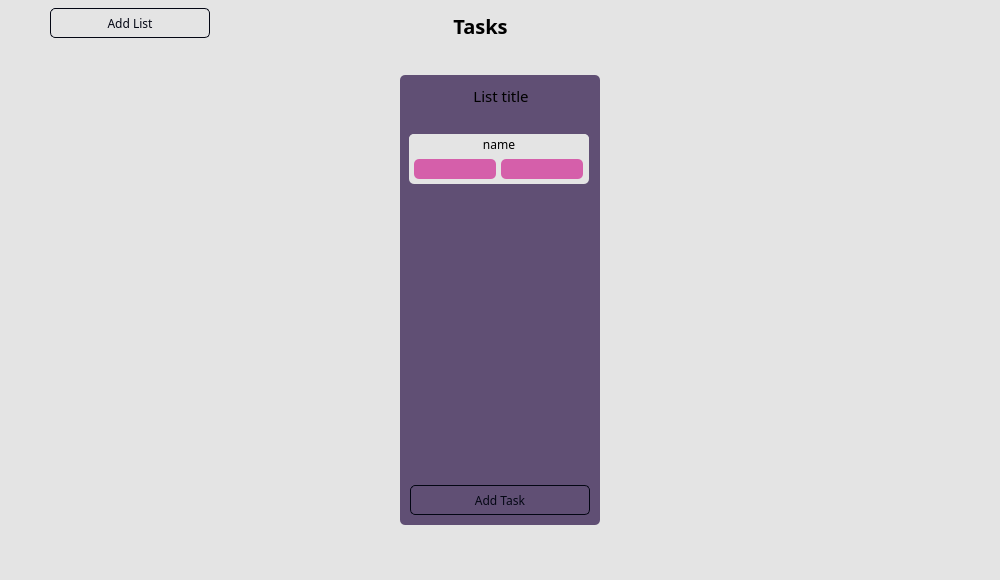
First picture: the form in src/board.ui, repository Matin-Ardestani/ToDo-List, before the edit.
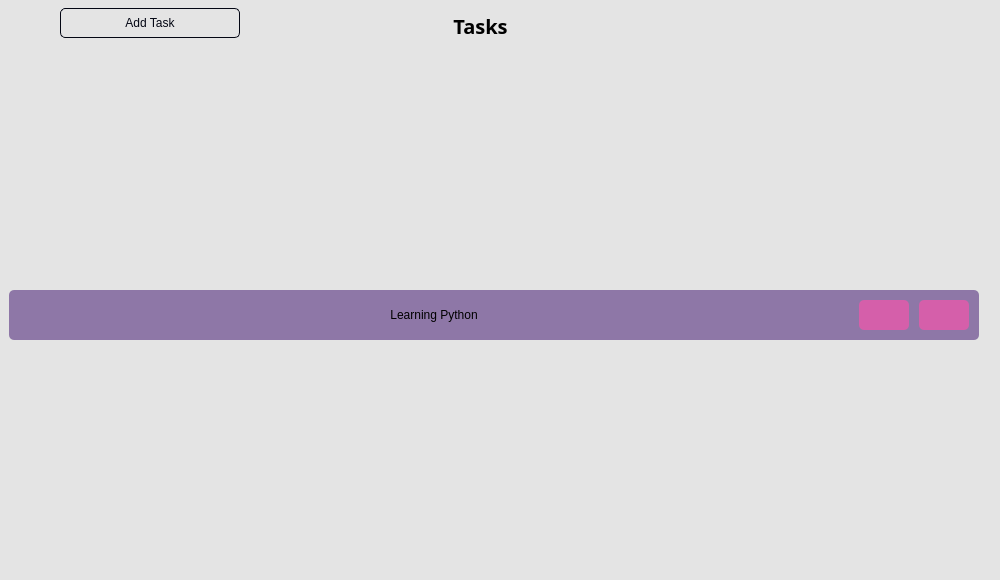
Second picture: the form after the edit. Icons and pictures are not drawn.

What changed in the file:
```diff
--- a/src/board.ui
+++ b/src/board.ui
@@ -149,42 +149,13 @@
      <set>Qt::AlignCenter</set>
     </property>
    </widget>
-   <widget class="QPushButton" name="btn_addlist">
-    <property name="geometry">
-     <rect>
-      <x>50</x>
-      <y>8</y>
-      <width>160</width>
-      <height>30</height>
-     </rect>
-    </property>
-    <property name="font">
-     <font>
-      <family>Sans Serif</family>
-      <pointsize>9</pointsize>
-     </font>
-    </property>
-    <property name="cursor">
-     <cursorShape>PointingHandCursor</cursorShape>
-    </property>
-    <property name="styleSheet">
-     <string notr="true">border: 1px solid #030613; color: #030613;</string>
-    </property>
-    <property name="text">
-     <string>Add List</string>
-    </property>
-    <property name="icon">
-     <iconset>
-      <normaloff>../img/plus.png</normaloff>../img/plus.png</iconset>
-    </property>
-   </widget>
-   <widget class="QFrame" name="llists_frame">
+   <widget class="QFrame" name="frame">
     <property name="geometry">
      <rect>
       <x>0</x>
       <y>50</y>
       <width>1000</width>
-      <height>500</height>
+      <height>530</height>
      </rect>
     </property>
     <property name="frameShape">
@@ -199,11 +170,11 @@
        <x>0</x>
        <y>0</y>
        <width>1000</width>
-       <height>500</height>
+       <height>530</height>
       </rect>
      </property>
-     <property name="horizontalScrollBarPolicy">
-      <enum>Qt::ScrollBarAsNeeded</enum>
+     <property name="styleSheet">
+      <string notr="true"/>
      </property>
      <property name="widgetResizable">
       <bool>true</bool>
@@ -214,80 +185,7 @@
         <x>0</x>
         <y>0</y>
         <width>1000</width>
-        <height>500</height>
-       </rect>
-      </property>
-      <layout class="QHBoxLayout" name="horizontalLayout">
-       <item>
-        <widget class="QFrame" name="list">
-         <property name="sizePolicy">
-          <sizepolicy hsizetype="Fixed" vsizetype="Fixed">
-           <horstretch>0</horstretch>
-           <verstretch>0</verstretch>
-          </sizepolicy>
-         </property>
-         <property name="minimumSize">
-          <size>
-           <width>200</width>
-           <height>450</height>
-          </size>
-         </property>
-         <property name="styleSheet">
-          <string notr="true">background-color: rgba(63, 41, 87, 0.8); border-radius: 5px;</string>
-         </property>
-         <property name="frameShape">
-          <enum>QFrame::StyledPanel</enum>
-         </property>
-         <property name="frameShadow">
-          <enum>QFrame::Raised</enum>
-         </property>
-         <widget class="QLabel" name="list_title">
-          <property name="geometry">
-           <rect>
-            <x>0</x>
-            <y>10</y>
-            <width>202</width>
-            <height>21</height>
-           </rect>
-          </property>
-          <property name="font">
-           <font>
-            <family>Sans Serif</family>
-            <pointsize>11</pointsize>
-           </font>
-          </property>
-          <property name="styleSheet">
-           <string notr="true">background: none;</string>
-          </property>
-          <property name="text">
-           <string>List title</string>
-          </property>
-          <property name="alignment">
-           <set>Qt::AlignCenter</set>
-          </property>
-         </widget>
-         <widget class="QScrollArea" name="scrollArea_2">
-          <property name="geometry">
-           <rect>
-            <x>0</x>
-            <y>50</y>
-            <width>200</width>
-            <height>68</height>
-           </rect>
-          </property>
-          <property name="styleSheet">
-           <string notr="true">background-color: rgba(63, 41, 87, 0);</string>
-          </property>
-          <property name="widgetResizable">
-           <bool>true</bool>
-          </property>
-          <widget class="QWidget" name="scrollAreaWidgetContents_2">
-           <property name="geometry">
-            <rect>
-             <x>0</x>
-             <y>0</y>
-             <width>200</width>
-             <height>68</height>
+        <height>530</height>
             </rect>
            </property>
            <layout class="QVBoxLayout" name="verticalLayout">
@@ -301,12 +199,12 @@
               </property>
               <property name="minimumSize">
                <size>
-                <width>180</width>
+           <width>970</width>
                 <height>50</height>
                </size>
               </property>
               <property name="styleSheet">
-               <string notr="true">background-color: #E4E4E4;</string>
+          <string notr="true">background-color:  rgba(120, 91, 151, 0.8);</string>
               </property>
               <property name="frameShape">
                <enum>QFrame::StyledPanel</enum>
@@ -317,20 +215,23 @@
               <widget class="QLabel" name="task_name">
                <property name="geometry">
                 <rect>
-                 <x>0</x>
+            <x>10</x>
                  <y>0</y>
-                 <width>180</width>
-                 <height>20</height>
+            <width>830</width>
+            <height>50</height>
                 </rect>
                </property>
                <property name="font">
                 <font>
-                 <family>Sans Serif</family>
+            <family>Arial</family>
                  <pointsize>9</pointsize>
                 </font>
                </property>
+          <property name="styleSheet">
+           <string notr="true">background: none;</string>
+          </property>
                <property name="text">
-                <string>name</string>
+           <string>Learning Python</string>
                </property>
                <property name="alignment">
                 <set>Qt::AlignCenter</set>
@@ -339,23 +240,17 @@
               <widget class="QPushButton" name="delete_task">
                <property name="geometry">
                 <rect>
-                 <x>5</x>
-                 <y>25</y>
-                 <width>82</width>
-                 <height>20</height>
-                </rect>
-               </property>
-               <property name="font">
-                <font>
-                 <family>Sans Serif</family>
-                 <pointsize>9</pointsize>
-                </font>
-               </property>
+            <x>910</x>
+            <y>10</y>
+            <width>50</width>
+            <height>30</height>
+           </rect>
+          </property>
                <property name="cursor">
                 <cursorShape>PointingHandCursor</cursorShape>
                </property>
                <property name="styleSheet">
-                <string notr="true">background-color: #D55FAA; color: #030613;</string>
+           <string notr="true">background-color: #D55FAA;</string>
                </property>
                <property name="text">
                 <string/>
@@ -366,31 +261,25 @@
                </property>
                <property name="iconSize">
                 <size>
-                 <width>15</width>
-                 <height>15</height>
+            <width>20</width>
+            <height>20</height>
                 </size>
                </property>
               </widget>
               <widget class="QPushButton" name="check_task">
                <property name="geometry">
                 <rect>
-                 <x>92</x>
-                 <y>25</y>
-                 <width>82</width>
-                 <height>20</height>
-                </rect>
-               </property>
-               <property name="font">
-                <font>
-                 <family>Sans Serif</family>
-                 <pointsize>9</pointsize>
-                </font>
-               </property>
+            <x>850</x>
+            <y>10</y>
+            <width>50</width>
+            <height>30</height>
+           </rect>
+          </property>
                <property name="cursor">
                 <cursorShape>PointingHandCursor</cursorShape>
                </property>
                <property name="styleSheet">
-                <string notr="true">background-color: #D55FAA; color: #030613;</string>
+           <string notr="true">background-color: #D55FAA;</string>
                </property>
                <property name="text">
                 <string/>
@@ -401,8 +290,8 @@
                </property>
                <property name="iconSize">
                 <size>
-                 <width>15</width>
-                 <height>15</height>
+            <width>20</width>
+            <height>20</height>
                 </size>
                </property>
               </widget>
@@ -411,18 +300,19 @@
            </layout>
           </widget>
          </widget>
-         <widget class="QPushButton" name="pushButton_2">
+   </widget>
+   <widget class="QPushButton" name="btn_addtask">
           <property name="geometry">
            <rect>
-            <x>10</x>
-            <y>410</y>
+      <x>60</x>
+      <y>8</y>
             <width>180</width>
             <height>30</height>
            </rect>
           </property>
           <property name="font">
            <font>
-            <family>Sans Serif</family>
+      <family>Arial</family>
             <pointsize>9</pointsize>
            </font>
           </property>
@@ -430,7 +320,7 @@
            <cursorShape>PointingHandCursor</cursorShape>
           </property>
           <property name="styleSheet">
-           <string notr="true">border: 1px solid #030613; color: #030613; background-color: rgba(100,100,100,0);</string>
+     <string notr="true">border: 1px solid #030613; color: #030613;</string>
           </property>
           <property name="text">
            <string>Add Task</string>
@@ -441,13 +331,6 @@
           </property>
          </widget>
         </widget>
-       </item>
-      </layout>
-     </widget>
-    </widget>
-   </widget>
-  </widget>
-  <widget class="QStatusBar" name="statusBar"/>
  </widget>
  <resources/>
  <connections>
```
Left out of the diff: 8 changed lines with no effect on the pictures. Lines whose indentation alone changed are shown as unchanged.
